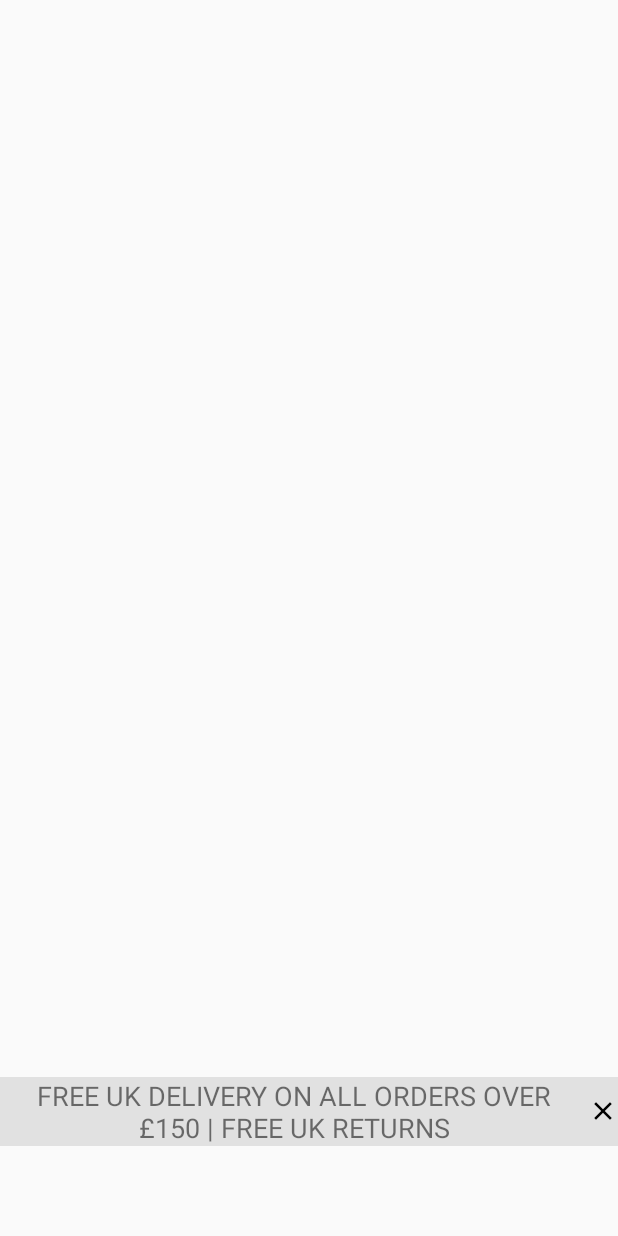
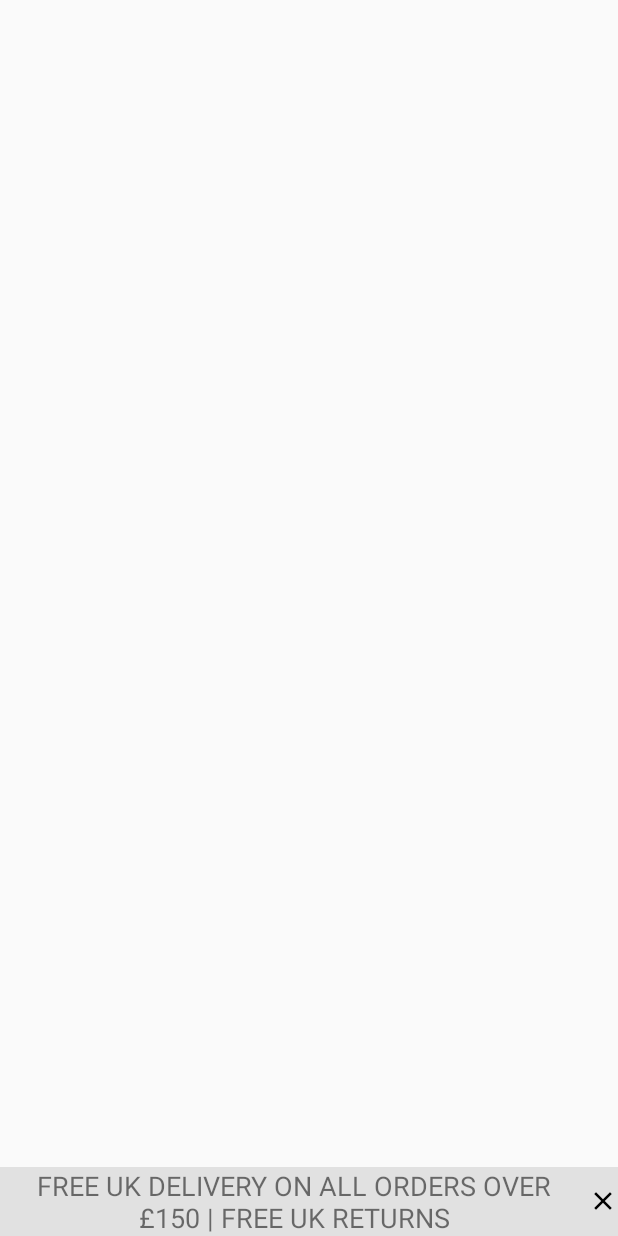
Before and after one commit to rossandroid/ProductListApp, an Android app: the layout banner_delivery.xml on its own in the app's theme, with its tools: preview values and no code run, on a phone screen of 412 x 824 dp. Run offline under Robolectric (Android 15) with nearby library versions, the phone set to English and light mode, and no system bars.

Commit message:
UI completed

```diff
--- a/app/src/main/res/layout/banner_delivery.xml
+++ b/app/src/main/res/layout/banner_delivery.xml
@@ -1,11 +1,12 @@
 <LinearLayout xmlns:android="http://schemas.android.com/apk/res/android"
     xmlns:tools="http://schemas.android.com/tools"
+    xmlns:app="http://schemas.android.com/apk/res-auto"
     android:id="@+id/banner_delivery"
     android:layout_width="wrap_content"
     android:layout_height="wrap_content"
     android:layout_gravity="bottom"
-    android:layout_marginBottom="@dimen/banner_margin_bottom"
     android:background="#e1e1e1"
+    app:layout_constraintBottom_toTopOf="@+id/navigation"
     android:orientation="horizontal"
     tools:showIn="@layout/activity_main">
 
--- a/app/src/main/res/layout/navigationbar.xml
+++ b/app/src/main/res/layout/navigationbar.xml
@@ -9,4 +9,5 @@
     xmlns:android="http://schemas.android.com/apk/res/android"
     xmlns:app="http://schemas.android.com/apk/res-auto"
     tools:showIn="@layout/activity_main"
-    xmlns:tools="http://schemas.android.com/tools" />
+    xmlns:tools="http://schemas.android.com/tools"
+    app:layout_constraintBottom_toBottomOf="parent"/>
```
Also changed, not shown: app/src/main/java/rossellamorgante/productslistapp/main/MainActivity.java (+2 -5 lines), app/src/main/res/layout/activity_main.xml (+16 -6 lines), app/src/main/res/layout/progress_element.xml (+6 -5 lines).
